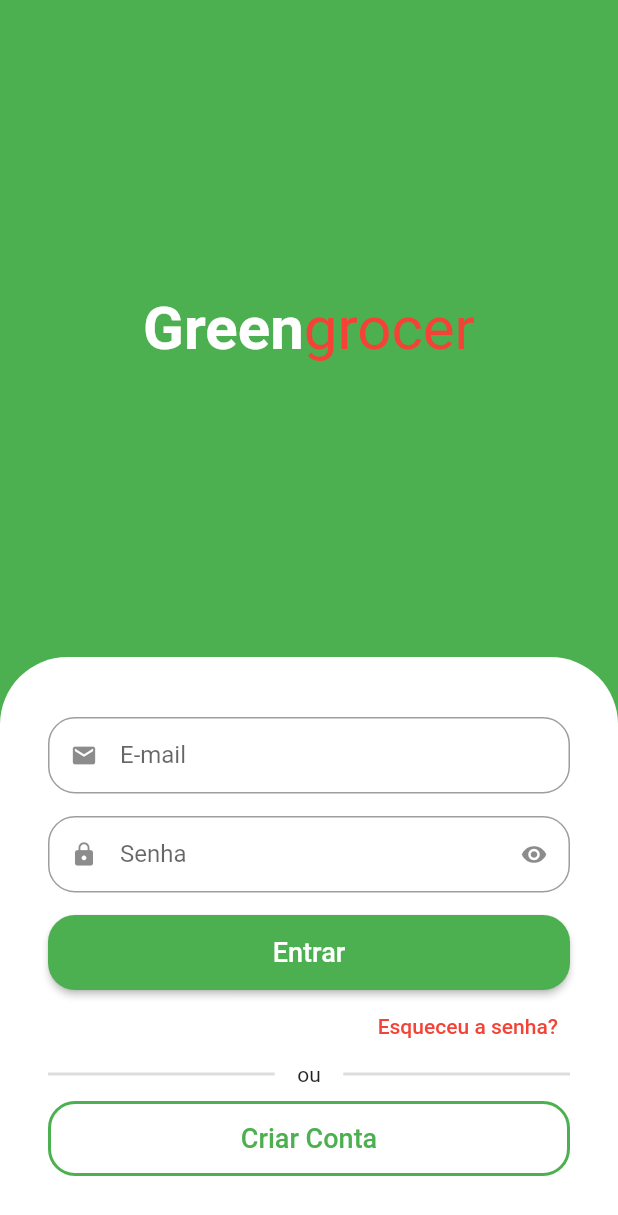
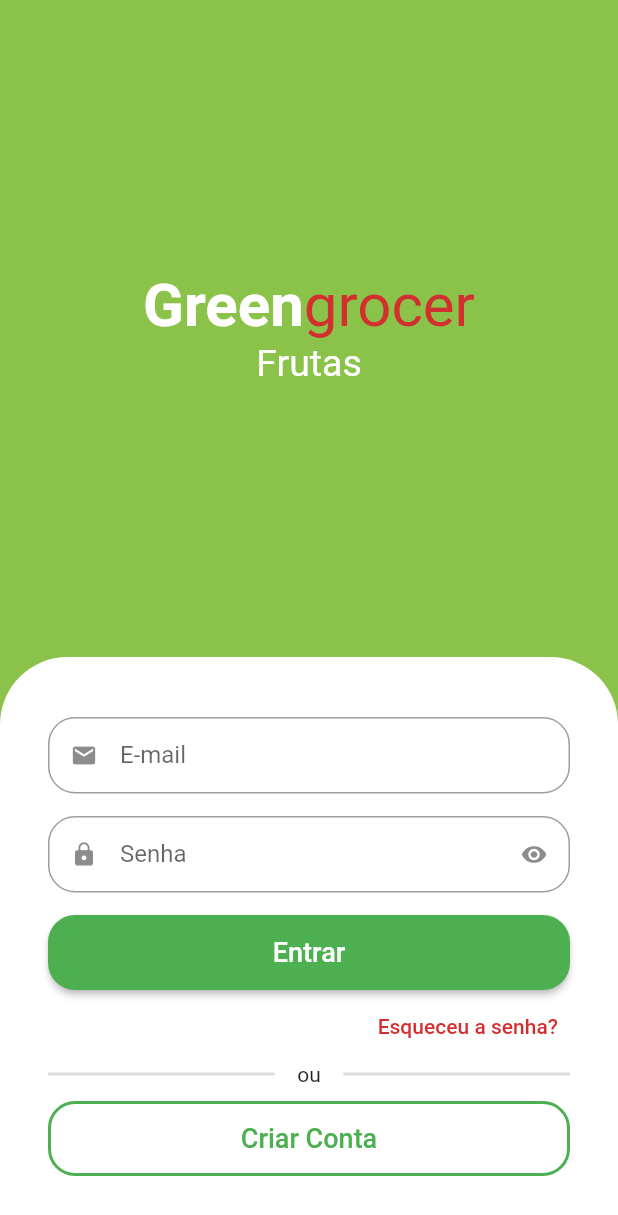
Before and after one commit to FelipeMonteiro013/Greengrocer, a Flutter app: the screen it shows after launch, on a phone screen of 412 x 824 dp. Shown: the top 1215 px of the screen. Run offline on Flutter 3.47's test engine with Material 2 defaults, Android fonts, the phone set to English and light mode, and no system bars; drawn by our look-alikes of animated_text_kit.

Commit message:
Sign in Screen

```diff
--- a/lib/src/auth/sign_in_screen.dart
+++ b/lib/src/auth/sign_in_screen.dart
@@ -1,24 +1,31 @@
+import 'package:animated_text_kit/animated_text_kit.dart';
 import 'package:flutter/material.dart';
 import 'package:greengrocer/src/auth/components/custom_text_field.dart';
+import 'package:greengrocer/src/config/custom_colors.dart';
 
 class SignInScreen extends StatelessWidget {
   const SignInScreen({Key? key}) : super(key: key);
 
   @override
   Widget build(BuildContext context) {
+    final size = MediaQuery.of(context).size;
+
     return Scaffold(
-      backgroundColor: Colors.green,
-      body: Column(children: [
+      backgroundColor: CustomColors.customSwatchColor,
+      body: SingleChildScrollView(
+        child: SizedBox(
+          height: size.height,
+          child: Column(children: [
             Expanded(
               child: Column(
                 mainAxisAlignment: MainAxisAlignment.center,
-            children: const [
+                children: [
                   //Nome do app
                   Text.rich(
                     TextSpan(
                       style: TextStyle(fontSize: 40),
                       children: [
-                    TextSpan(
+                        const TextSpan(
                           text: 'Green',
                           style: TextStyle(
                               color: Colors.white, fontWeight: FontWeight.bold),
@@ -26,13 +33,31 @@ class SignInScreen extends StatelessWidget {
                         TextSpan(
                             text: 'grocer',
                             style: TextStyle(
-                          color: Colors.red,
+                              color: CustomColors.customContrastColor,
                             ))
                       ],
                     ),
                   ),
 
                   //Categorias
+                  SizedBox(
+                    height: 30,
+                    child: DefaultTextStyle(
+                      style: const TextStyle(fontSize: 25),
+                      child: AnimatedTextKit(
+                        repeatForever: true,
+                        pause: Duration.zero,
+                        animatedTexts: [
+                          FadeAnimatedText('Frutas'),
+                          FadeAnimatedText('Verduras'),
+                          FadeAnimatedText('Legumes'),
+                          FadeAnimatedText('Carnes'),
+                          FadeAnimatedText('Cereais'),
+                          FadeAnimatedText('Laticínios'),
+                        ],
+                      ),
+                    ),
+                  )
                 ],
               ),
             ),
@@ -45,7 +70,8 @@ class SignInScreen extends StatelessWidget {
               ),
               decoration: const BoxDecoration(
                   color: Colors.white,
-              borderRadius: BorderRadius.vertical(top: Radius.circular(45))),
+                  borderRadius:
+                      BorderRadius.vertical(top: Radius.circular(45))),
               child: Column(
                 crossAxisAlignment: CrossAxisAlignment.stretch,
                 children: [
@@ -82,9 +108,10 @@ class SignInScreen extends StatelessWidget {
                     alignment: Alignment.centerRight,
                     child: TextButton(
                       onPressed: () {},
-                  child: const Text(
+                      child: Text(
                         'Esqueceu a senha?',
-                    style: TextStyle(color: Colors.red),
+                        style:
+                            TextStyle(color: CustomColors.customContrastColor),
                       ),
                     ),
                   ),
@@ -121,7 +148,8 @@ class SignInScreen extends StatelessWidget {
                         style: OutlinedButton.styleFrom(
                             shape: RoundedRectangleBorder(
                                 borderRadius: BorderRadius.circular(18)),
-                        side: const BorderSide(width: 2, color: Colors.green)),
+                            side: const BorderSide(
+                                width: 2, color: Colors.green)),
                         onPressed: () {},
                         child: const Text(
                           'Criar Conta',
@@ -132,6 +160,8 @@ class SignInScreen extends StatelessWidget {
               ),
             )
           ]),
+        ),
+      ),
     );
   }
 }
--- /dev/null
+++ b/lib/src/config/custom_colors.dart
@@ -0,0 +1,21 @@
+import 'package:flutter/material.dart';
+
+Map<int, Color> _swatchOpacity = {
+  50: const Color.fromRGBO(139, 195, 74, 0.1),
+  100: const Color.fromRGBO(139, 195, 74, 0.2),
+  200: const Color.fromRGBO(139, 195, 74, 0.3),
+  300: const Color.fromRGBO(139, 195, 74, 0.4),
+  400: const Color.fromRGBO(139, 195, 74, 0.5),
+  500: const Color.fromRGBO(139, 195, 74, 0.6),
+  600: const Color.fromRGBO(139, 195, 74, 0.7),
+  700: const Color.fromRGBO(139, 195, 74, 0.8),
+  800: const Color.fromRGBO(139, 195, 74, 0.9),
+  900: const Color.fromRGBO(139, 195, 74, 1),
+};
+
+abstract class CustomColors {
+  static Color customContrastColor = Colors.red.shade700;
+
+  static MaterialColor customSwatchColor =
+      MaterialColor(0xFF8BC34A, _swatchOpacity);
+}
```
Also changed, not shown: pubspec.lock, 1 other file. Lines whose indentation alone changed are shown as unchanged.
